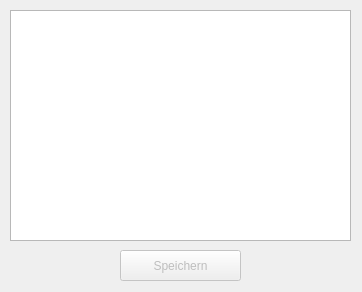
This is linbo_gui/linboInfoBrowser.ui in linuxmuster/linuxmuster-linbo as Qt 5 draws it before an edit. The edited form follows.
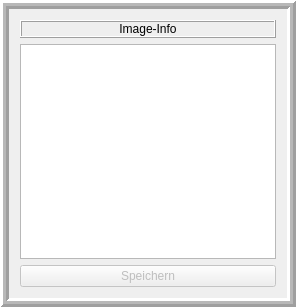
This is the edited form.

Commit message: rewrite / remove remaining dialogs, make it compile

```diff
--- a/linbo_gui/linboInfoBrowser.ui
+++ b/linbo_gui/linboInfoBrowser.ui
@@ -1,44 +1,79 @@
 <?xml version="1.0" encoding="UTF-8"?>
 <ui version="4.0">
  <class>linboInfoBrowser</class>
- <widget class="QWidget" name="linboInfoBrowser">
+ <widget class="QDialog" name="linboInfoBrowser">
   <property name="geometry">
    <rect>
     <x>0</x>
     <y>0</y>
-    <width>362</width>
-    <height>292</height>
+    <width>296</width>
+    <height>307</height>
    </rect>
   </property>
   <property name="windowTitle">
    <string>Image Info</string>
   </property>
-  <widget class="QPushButton" name="saveButton">
-   <property name="enabled">
-    <bool>false</bool>
+  <layout class="QHBoxLayout" name="horizontalLayout">
+   <property name="leftMargin">
+    <number>0</number>
    </property>
-   <property name="geometry">
-    <rect>
-     <x>120</x>
-     <y>250</y>
-     <width>121</width>
-     <height>31</height>
-    </rect>
+   <property name="topMargin">
+    <number>0</number>
    </property>
-   <property name="text">
-    <string>Speichern</string>
+   <property name="rightMargin">
+    <number>0</number>
    </property>
-  </widget>
-  <widget class="QTextEdit" name="editor">
-   <property name="geometry">
-    <rect>
-     <x>10</x>
-     <y>10</y>
-     <width>341</width>
-     <height>231</height>
-    </rect>
+   <property name="bottomMargin">
+    <number>0</number>
    </property>
-  </widget>
+   <item>
+    <widget class="QFrame" name="frame">
+     <property name="frameShape">
+      <enum>QFrame::Box</enum>
+     </property>
+     <property name="frameShadow">
+      <enum>QFrame::Raised</enum>
+     </property>
+     <property name="lineWidth">
+      <number>3</number>
+     </property>
+     <property name="midLineWidth">
+      <number>3</number>
+     </property>
+     <layout class="QVBoxLayout" name="verticalLayout">
+      <item>
+       <widget class="QLabel" name="dialogTitle">
+        <property name="frameShape">
+         <enum>QFrame::Box</enum>
+        </property>
+        <property name="frameShadow">
+         <enum>QFrame::Raised</enum>
+        </property>
+        <property name="text">
+         <string>Image-Info</string>
+        </property>
+        <property name="alignment">
+         <set>Qt::AlignCenter</set>
+        </property>
+       </widget>
+      </item>
+      <item>
+       <widget class="QTextEdit" name="editor"/>
+      </item>
+      <item>
+       <widget class="QPushButton" name="saveButton">
+        <property name="enabled">
+         <bool>false</bool>
+        </property>
+        <property name="text">
+         <string>Speichern</string>
+        </property>
+       </widget>
+      </item>
+     </layout>
+    </widget>
+   </item>
+  </layout>
  </widget>
  <layoutdefault spacing="6" margin="11"/>
  <pixmapfunction>qPixmapFromMimeSource</pixmapfunction>
```
The commit also changes 26 other files.
